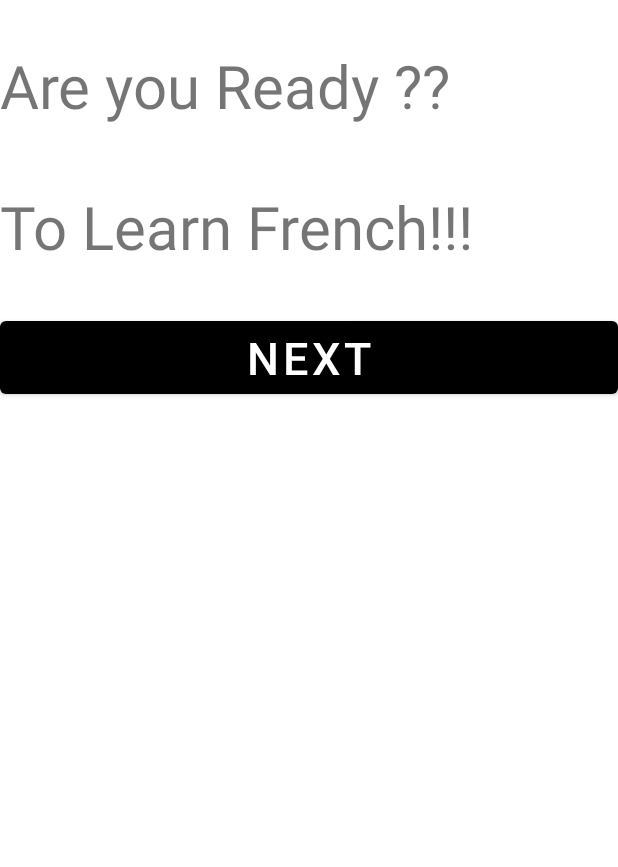
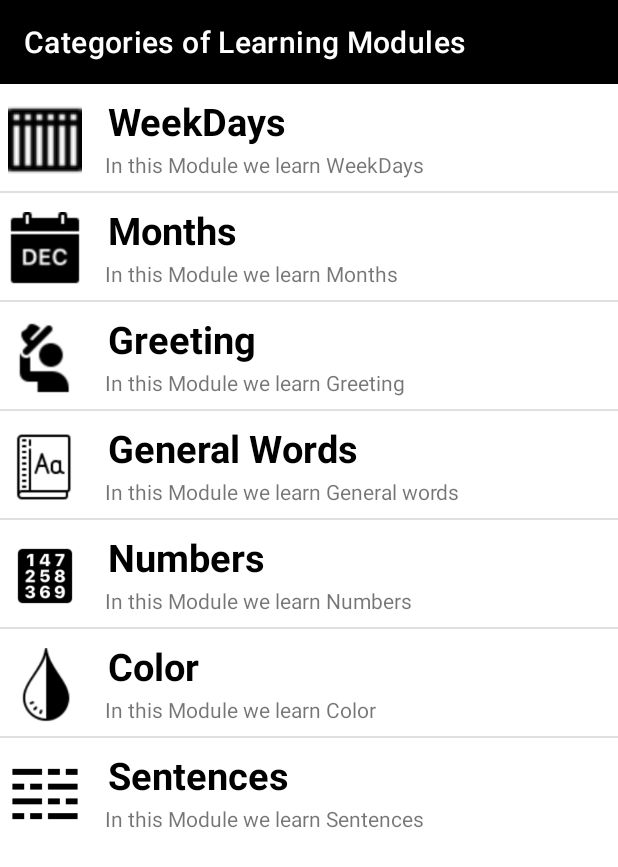
Before and after one commit to bit22bit/Frenchify, an Android app: the screen it shows after launch once a user with an empty profile is signed in (Learning before the commit, CategoriesOfLearning after it), after a tap on "LEARNING", on a phone screen of 412 x 824 dp. Shown: the top 867 px of the screen. Run offline under Robolectric (Android 15) with nearby library versions, the phone set to English and light mode, and no system bars; our stand-ins replace Firebase (no records; nobody signed in at launch, a user with empty details on screens opened directly); 1 statement that could not run was skipped.

```diff
--- a/app/src/main/AndroidManifest.xml
+++ b/app/src/main/AndroidManifest.xml
@@ -11,7 +11,8 @@
         android:roundIcon="@mipmap/ic_launcher_round"
         android:supportsRtl="true"
         android:theme="@style/Theme.Frenchify">
-        <activity android:name=".Learning"></activity>
+        <activity android:name=".CategoriesOfLearning"></activity>
+        <activity android:name=".Learning" />
         <activity android:name=".Login" />
         <activity
             android:name=".LearningOrAssessment"
--- /dev/null
+++ b/app/src/main/java/com/bits/frenchify/CategoriesOfLearning.java
@@ -0,0 +1,118 @@
+package com.bits.frenchify;
+
+import androidx.appcompat.app.AppCompatActivity;
+import androidx.appcompat.widget.Toolbar;
+
+import android.content.Intent;
+import android.os.Bundle;
+import android.view.View;
+import android.widget.AdapterView;
+import android.widget.ListView;
+import android.widget.Toast;
+
+public class CategoriesOfLearning extends AppCompatActivity {
+
+    ListView list;
+    Toolbar toolbar;
+    Intent intent;
+
+    String[] maintitle ={
+            "WeekDays",
+            "Months",
+            "Greeting",
+            "General Words",
+            "Numbers",
+            "Color",
+            "Sentences"
+    };
+
+    String[] subtitle ={
+            "In this Module we learn WeekDays",
+            "In this Module we learn Months",
+            "In this Module we learn Greeting",
+            "In this Module we learn General words",
+            "In this Module we learn Numbers",
+            "In this Module we learn Color",
+            "In this Module we learn Sentences"
+    };
+
+    Integer[] imgid={
+            R.drawable.week_list,
+            R.drawable.month_list,
+            R.drawable.greet_list,
+            R.drawable.word_list,
+            R.drawable.numbers_list,
+            R.drawable.color_list,
+            R.drawable.sentences_list,
+
+    };
+
+    @Override
+    protected void onCreate(Bundle savedInstanceState) {
+        super.onCreate(savedInstanceState);
+        setContentView(R.layout.activity_categories_of_learning);
+
+        toolbar = findViewById(R.id.toolbar);
+        toolbar.setTitle("Categories of Learning Modules");
+
+        MyListView adapter=new MyListView(this, maintitle, subtitle,imgid);
+        list=(ListView)findViewById(R.id.list);
+        list.setAdapter(adapter);
+
+
+        list.setOnItemClickListener(new AdapterView.OnItemClickListener() {
+            @Override
+            public void onItemClick(AdapterView<?> parent, View view, int position, long id) {
+
+                if(position == 0) {
+                    //code specific to first list item
+
+                    //Toast.makeText(getApplicationContext(),"WeekDays Learning (:",Toast.LENGTH_SHORT).show();
+                    intent= new Intent(getApplicationContext(),Learning.class);
+                    intent.putExtra("category","Weekdays");
+                    startActivity(intent);
+
+                }
+
+                else if(position == 1) {
+                    //code specific to 2nd list item
+                    //Toast.makeText(getApplicationContext(),"Months Learning (:",Toast.LENGTH_SHORT).show();
+                    intent= new Intent(getApplicationContext(),Learning.class);
+                    intent.putExtra("category","Months");
+                    startActivity(intent);
+                }
+
+                else if(position == 2) {
+
+                    Toast.makeText(getApplicationContext(), "Greeting Learning (:", Toast.LENGTH_SHORT).show();
+                    //intent = new Intent(getApplicationContext(), Learning.class);
+                    //intent.putExtra("cat_months", "Weekdays");
+                    //startActivity(intent);
+                }
+                else if(position == 3) {
+
+                    Toast.makeText(getApplicationContext(),"General Words Learning (:",Toast.LENGTH_SHORT).show();
+//                    intent= new Intent(getApplicationContext(),Learning.class);
+//                    intent.putExtra("cat_months","Weekdays");
+//                    startActivity(intent);
+                }
+                else if(position == 4) {
+
+                    Toast.makeText(getApplicationContext(),"Numbers Learning (:",Toast.LENGTH_SHORT).show();
+                }
+                else if(position == 5) {
+
+                    Toast.makeText(getApplicationContext(),"colors Learning (:",Toast.LENGTH_SHORT).show();
+                }
+                else if(position == 6) {
+
+                    Toast.makeText(getApplicationContext(),"Sentences Learning (:",Toast.LENGTH_SHORT).show();
+                }
+
+            }
+        });
+
+
+
+    }
+}
--- a/app/src/main/java/com/bits/frenchify/LearningOrAssessment.java
+++ b/app/src/main/java/com/bits/frenchify/LearningOrAssessment.java
@@ -79,8 +79,8 @@ public class LearningOrAssessment extends AppCompatActivity implements Navigatio
 
     public void gotoLearning(View view){
 
-        Toast.makeText(this, "goto Learning Activity", Toast.LENGTH_SHORT).show();
-        startActivity(new Intent(this,Learning.class));
+        //Toast.makeText(this, "goto Learning Activity", Toast.LENGTH_SHORT).show();
+        startActivity(new Intent(this,CategoriesOfLearning.class));
 
     }
     public void gotoAssessment(View view){
--- /dev/null
+++ b/app/src/main/java/com/bits/frenchify/MyListView.java
@@ -0,0 +1,44 @@
+package com.bits.frenchify;
+
+import android.app.Activity;
+import android.view.LayoutInflater;
+import android.view.View;
+import android.view.ViewGroup;
+import android.widget.ArrayAdapter;
+import android.widget.ImageView;
+import android.widget.TextView;
+
+public class MyListView extends ArrayAdapter<String> {
+
+    private final Activity context;
+    private final String[] maintitle;
+    private final String[] subtitle;
+    private final Integer[] imgid;
+
+    public MyListView(Activity context, String[] maintitle,String[] subtitle, Integer[] imgid) {
+        super(context, R.layout.mylist, maintitle);
+        // TODO Auto-generated constructor stub
+
+        this.context=context;
+        this.maintitle=maintitle;
+        this.subtitle=subtitle;
+        this.imgid=imgid;
+
+    }
+
+    public View getView(int position, View view, ViewGroup parent) {
+        LayoutInflater inflater=context.getLayoutInflater();
+        View rowView=inflater.inflate(R.layout.mylist, null,true);
+
+        TextView titleText = (TextView) rowView.findViewById(R.id.title);
+        ImageView imageView = (ImageView) rowView.findViewById(R.id.icon);
+        TextView subtitleText = (TextView) rowView.findViewById(R.id.subtitle);
+
+        titleText.setText(maintitle[position]);
+        imageView.setImageResource(imgid[position]);
+        subtitleText.setText(subtitle[position]);
+
+        return rowView;
+
+    };
+}
--- a/app/src/main/java/com/bits/frenchify/SplaceScreen.java
+++ b/app/src/main/java/com/bits/frenchify/SplaceScreen.java
@@ -32,7 +32,7 @@ public class SplaceScreen extends AppCompatActivity {
 
     }
     public void time(){
-        new CountDownTimer(3500, 1000) {
+        new CountDownTimer(2000, 150) {
             @Override
             public void onTick(long millisUntilFnished) {
                 constraintLayout.setBackgroundColor(ContextCompat.getColor(SplaceScreen.this, R.color.black));
@@ -54,9 +54,9 @@ public class SplaceScreen extends AppCompatActivity {
 
 
         ViewPropertyAnimator viewPropertyAnimator = imageView.animate();
-        viewPropertyAnimator.setDuration(21000);
+        viewPropertyAnimator.setDuration(2200);
 
-        viewPropertyAnimator.yBy(-8000f).alpha(-12f);
+        viewPropertyAnimator.yBy(-3500f).alpha(-10f);
 
 
 
--- /dev/null
+++ b/app/src/main/res/layout/activity_categories_of_learning.xml
@@ -0,0 +1,27 @@
+<?xml version="1.0" encoding="utf-8"?>
+<RelativeLayout xmlns:android="http://schemas.android.com/apk/res/android"
+    xmlns:tools="http://schemas.android.com/tools"
+    android:layout_width="match_parent"
+    android:layout_height="match_parent"
+
+    tools:context=".CategoriesOfLearning">
+    <LinearLayout
+        android:layout_width="match_parent"
+        android:layout_height="wrap_content"
+        android:id="@+id/llofcat"
+        android:orientation="vertical"
+        >
+        <include layout="@layout/toolbar_layout"/>
+
+    </LinearLayout>
+
+
+    <ListView
+        android:id="@+id/list"
+        android:layout_width="match_parent"
+        android:layout_height="wrap_content"
+
+        android:layout_below="@+id/llofcat"
+        ></ListView>
+
+</RelativeLayout>
--- a/app/src/main/res/layout/activity_learning.xml
+++ b/app/src/main/res/layout/activity_learning.xml
@@ -1,5 +1,6 @@
 <?xml version="1.0" encoding="utf-8"?>
-<androidx.drawerlayout.widget.DrawerLayout xmlns:android="http://schemas.android.com/apk/res/android"
+<androidx.drawerlayout.widget.DrawerLayout
+    xmlns:android="http://schemas.android.com/apk/res/android"
     xmlns:app="http://schemas.android.com/apk/res-auto"
     xmlns:tools="http://schemas.android.com/tools"
     android:layout_width="match_parent"
@@ -11,29 +12,35 @@
         android:layout_height="match_parent"
         android:id="@+id/LearningLayoutLL"
         android:orientation="vertical"
-        >
+        android:weightSum="100"
+        ><include layout="@layout/toolbar_layout"></include>
 
    <TextView
        android:layout_width="match_parent"
        android:layout_height="wrap_content"
        android:id="@+id/question_tv"
-       android:text="Are you Ready ??"
-       android:layout_marginTop="30dp"
-       android:textSize="40sp"
+       android:text="English"
+       android:textSize="45sp"
+       android:layout_weight="48"
+       android:background="@color/black"
+       android:textColor="@color/white"
        />
-    <TextView
-        android:layout_width="match_parent"
-        android:layout_height="wrap_content"
-        android:id="@+id/answer_tv"
-        android:text="To Learn French!!!"
-        android:textSize="40sp"
-        android:layout_marginTop="40dp"
-        />
+
+        <TextView
+            android:id="@+id/answer_tv"
+            android:layout_width="match_parent"
+            android:layout_height="wrap_content"
+            android:layout_weight="48"
+            android:text="française"
+            android:textColor="@color/black"
+
+            android:textSize="45sp"
+
+            android:textStyle="bold" />
     <Button
         android:layout_width="match_parent"
         android:layout_height="wrap_content"
         android:id="@+id/nextQuestionButton"
-        android:layout_marginTop="30dp"
         android:text="Next"
         android:textSize="30sp"
         android:textColor="@color/white"
--- /dev/null
+++ b/app/src/main/res/layout/mylist.xml
@@ -0,0 +1,50 @@
+<?xml version="1.0" encoding="utf-8"?>
+<LinearLayout xmlns:android="http://schemas.android.com/apk/res/android"
+    android:layout_width="match_parent"
+    android:layout_height="match_parent"
+    xmlns:app="http://schemas.android.com/apk/res-auto"
+    android:orientation="horizontal"
+    android:layout_marginLeft="20dp"
+    android:layout_marginRight="5dp"
+
+    >
+
+    <ImageView
+        android:id="@+id/icon"
+        android:layout_width="60dp"
+        android:layout_height="60dp"
+        android:padding="5dp"
+        android:layout_marginTop="7dp"
+        android:layout_marginBottom="4dp"
+        />
+
+    <LinearLayout
+        android:layout_width="wrap_content"
+        android:layout_height="wrap_content"
+        android:orientation="vertical"
+
+
+        >
+
+        <TextView
+            android:id="@+id/title"
+            android:layout_width="wrap_content"
+            android:layout_height="wrap_content"
+            android:text="Medium Text"
+            android:textStyle="bold"
+            android:textColor="@color/black"
+            android:textSize="25sp"
+            android:layout_marginLeft="10dp"
+            android:layout_marginTop="5dp"
+            android:padding="2dp"
+
+             />
+        <TextView
+            android:id="@+id/subtitle"
+            android:layout_width="wrap_content"
+            android:layout_height="wrap_content"
+            android:text="TextView"
+
+            android:layout_marginLeft="10dp"/>
+    </LinearLayout>
+</LinearLayout>
```
Also changed, not shown: app/src/main/java/com/bits/frenchify/Learning.java (+43 -13 lines), app/src/main/res/drawable-v24/color_list.png (added), app/src/main/res/drawable-v24/greet_list.png (added), app/src/main/res/drawable-v24/month_list.png (added), app/src/main/res/drawable-v24/numbers_list.png (added), app/src/main/res/drawable-v24/sentences_list.png (added), app/src/main/res/drawable-v24/week_list.png (added), app/src/main/res/drawable-v24/word_list.png (added).
